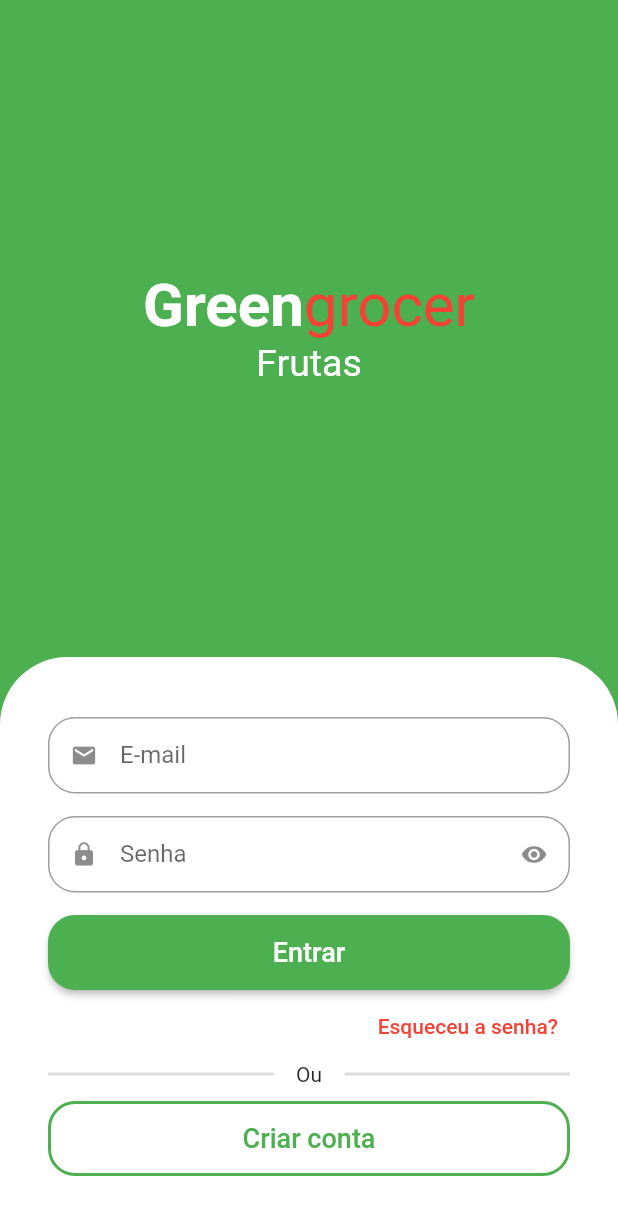
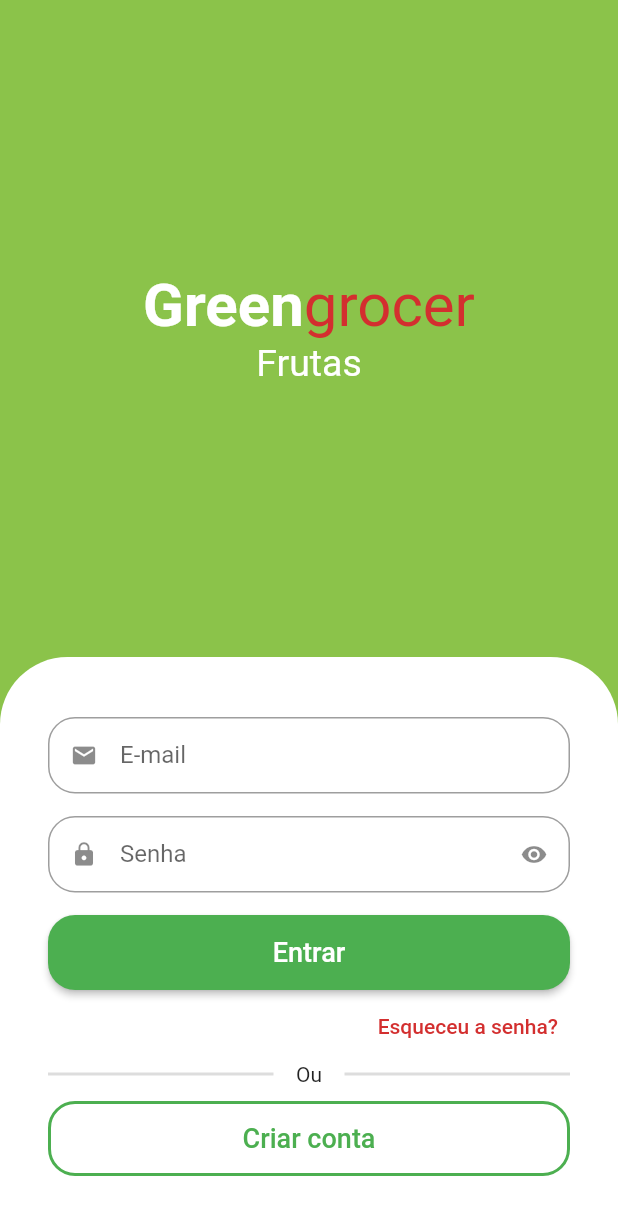
Before and after one commit to estelson/greengrocer, a Flutter app: the screen it shows after launch, on a phone screen of 412 x 824 dp. Shown: the top 1215 px of the screen. Run offline on Flutter 3.47's test engine with Material 2 defaults, Android fonts, the light colour scheme and no system bars; drawn by our look-alikes of animated_text_kit.

Commit message:
Criando classe abstrata das cores customizadas do app

```diff
--- a/lib/src/auth/sign_in_screen.dart
+++ b/lib/src/auth/sign_in_screen.dart
@@ -1,6 +1,7 @@
 import 'package:flutter/material.dart';
 import 'package:greengrocer/src/auth/components/custom_text_field.dart';
 import 'package:animated_text_kit/animated_text_kit.dart';
+import 'package:greengrocer/src/config/custom_colors.dart';
 
 class SignInScreen extends StatelessWidget {
   const SignInScreen({super.key});
@@ -8,7 +9,7 @@ class SignInScreen extends StatelessWidget {
   @override
   Widget build(BuildContext context) {
     return Scaffold(
-      backgroundColor: Colors.green,
+      backgroundColor: CustomColors.customSwatchColor,
       body: Column(children: [
         // Container superior
         Expanded(
@@ -16,9 +17,11 @@ class SignInScreen extends StatelessWidget {
             mainAxisAlignment: MainAxisAlignment.center,
             children: [
               // Nome do app
-              const Text.rich(
-                TextSpan(style: TextStyle(fontSize: 40), children: [
+              Text.rich(
                 TextSpan(
+                  style: const TextStyle(fontSize: 40),
+                  children: [
+                    const TextSpan(
                       text: "Green",
                       style: TextStyle(
                         color: Colors.white,
@@ -27,9 +30,12 @@ class SignInScreen extends StatelessWidget {
                     ),
                     TextSpan(
                       text: "grocer",
-                    style: TextStyle(color: Colors.red),
+                      style: TextStyle(
+                        color: CustomColors.customContrastColor,
                       ),
-                ]),
+                    ),
+                  ],
+                ),
               ),
 
               // Categorias de produtos
@@ -107,10 +113,10 @@ class SignInScreen extends StatelessWidget {
                 alignment: Alignment.centerRight,
                 child: TextButton(
                   onPressed: () {},
-                  child: const Text(
+                  child: Text(
                     "Esqueceu a senha?",
                     style: TextStyle(
-                      color: Colors.red,
+                      color: CustomColors.customContrastColor,
                     ),
                   ),
                 ),
--- /dev/null
+++ b/lib/src/config/custom_colors.dart
@@ -0,0 +1,22 @@
+import 'package:flutter/material.dart';
+
+Map<int, Color> _swatchOpacity = {
+  50: const Color.fromRGBO(139, 195, 74, .1),
+  100: const Color.fromRGBO(139, 195, 74, .2),
+  200: const Color.fromRGBO(139, 195, 74, .3),
+  300: const Color.fromRGBO(139, 195, 74, .4),
+  400: const Color.fromRGBO(139, 195, 74, .5),
+  500: const Color.fromRGBO(139, 195, 74, .6),
+  600: const Color.fromRGBO(139, 195, 74, .7),
+  700: const Color.fromRGBO(139, 195, 74, .8),
+  800: const Color.fromRGBO(139, 195, 74, .9),
+  900: const Color.fromRGBO(139, 195, 74, 1),
+};
+
+abstract class CustomColors {
+
+  static Color customContrastColor = Colors.red.shade700;
+
+  static MaterialColor customSwatchColor = MaterialColor(0xFF8BC34A, _swatchOpacity);
+
+}
```
Lines whose indentation alone changed are shown as unchanged.
